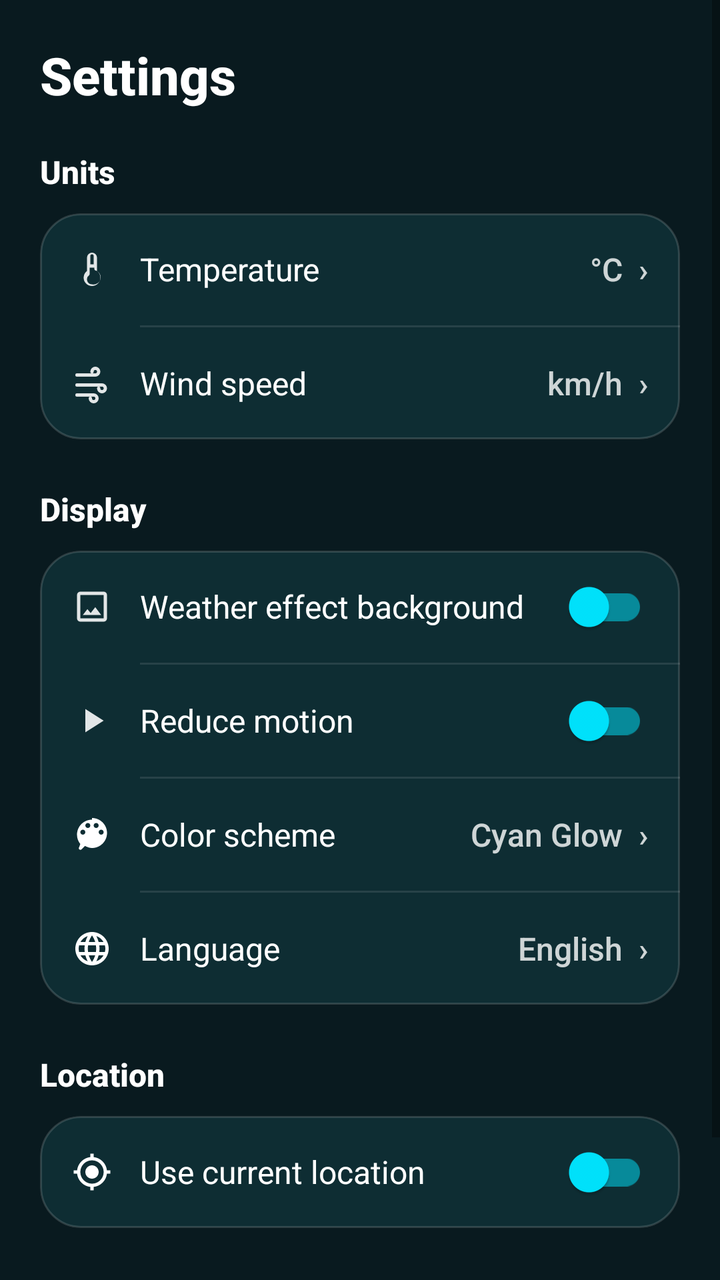
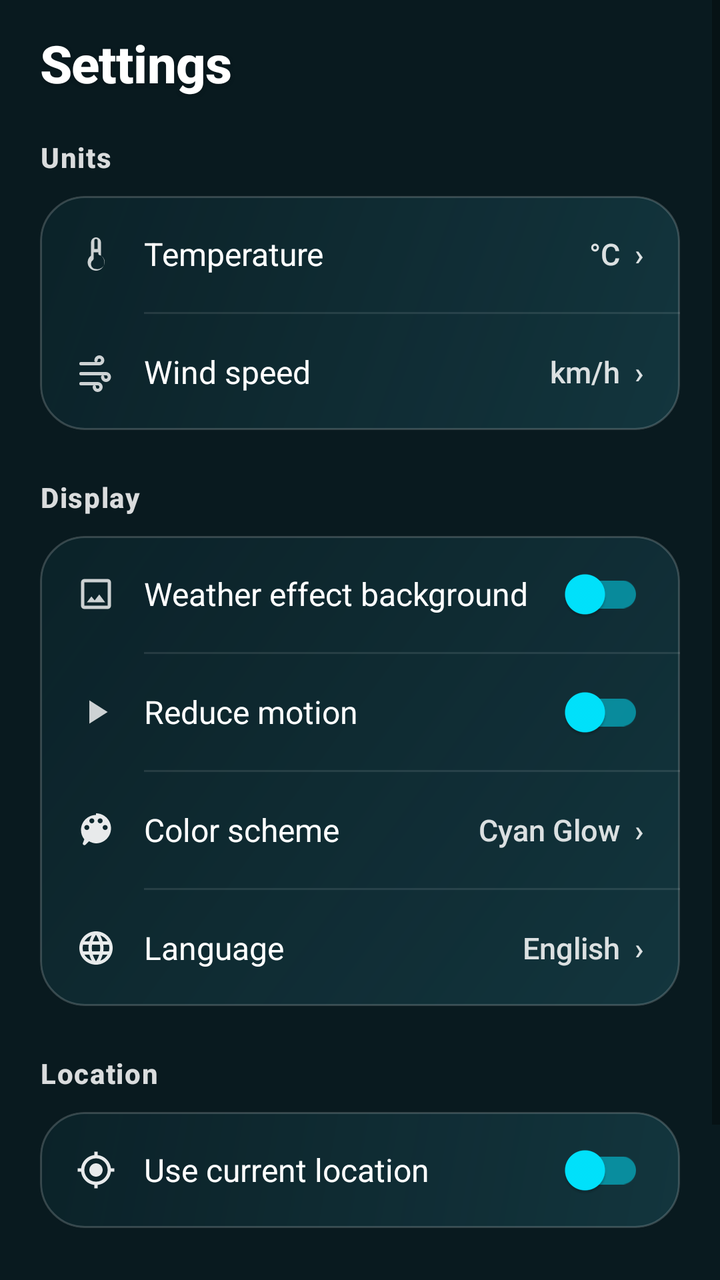

Screens rendered from an Android XML layout before and after an edit, with the pre-edit source and the edit as a unified diff.
<!-- AndroidManifest.xml: application theme Theme.K3Weather -->
<!-- res/layout/layout_settings.xml -->
<?xml version="1.0" encoding="utf-8"?>
<ScrollView xmlns:android="http://schemas.android.com/apk/res/android"
    xmlns:app="http://schemas.android.com/apk/res-auto"
    android:layout_width="match_parent"
    android:layout_height="match_parent"
    android:background="@android:color/transparent"
    android:fillViewport="true">

    <LinearLayout
        android:layout_width="match_parent"
        android:layout_height="wrap_content"
        android:orientation="vertical"
        android:padding="20dp">

        
        <TextView
            android:layout_width="match_parent"
            android:layout_height="wrap_content"
            android:text="@string/settings_title"
            android:textColor="@android:color/white"
            android:textSize="26sp"
            android:textStyle="bold"
            android:fontFamily="sans-serif-medium"
            android:layout_marginBottom="20dp" />

        
        <TextView
            android:layout_width="match_parent"
            android:layout_height="wrap_content"
            android:text="@string/settings_section_units"
            android:textColor="@android:color/white"
            android:textSize="16sp"
            android:textStyle="bold"
            android:fontFamily="sans-serif-medium"
            android:layout_marginBottom="10dp" />

        <LinearLayout
            android:layout_width="match_parent"
            android:layout_height="wrap_content"
            android:background="@drawable/bg_card_translucent"
            android:orientation="vertical"
            android:clipToOutline="true">

            
            <LinearLayout
                android:id="@+id/rowTemperature"
                android:layout_width="match_parent"
                android:layout_height="56dp"
                android:background="?attr/selectableItemBackground"
                android:clickable="true"
                android:focusable="true"
                android:gravity="center_vertical"
                android:orientation="horizontal"
                android:paddingHorizontal="16dp">

                <ImageView
                    android:layout_width="20dp"
                    android:layout_height="20dp"
                    android:contentDescription="@null"
                    android:src="@drawable/ic_thermometer"
                    app:tint="@android:color/white" />

                <TextView
                    android:layout_width="0dp"
                    android:layout_height="wrap_content"
                    android:layout_weight="1"
                    android:layout_marginStart="14dp"
                    android:text="@string/settings_temperature"
                    android:textColor="@android:color/white"
                    android:textSize="16sp"
                    android:fontFamily="sans-serif" />

                <TextView
                    android:id="@+id/tvTemperatureUnitValue"
                    android:layout_width="wrap_content"
                    android:layout_height="wrap_content"
                    android:text="°C  ›"
                    android:textColor="#CCFFFFFF"
                    android:textSize="16sp"
                    android:fontFamily="sans-serif-medium" />
            </LinearLayout>

            <View
                android:layout_width="match_parent"
                android:layout_height="1dp"
                android:layout_marginStart="50dp"
                android:background="#1AFFFFFF" />

            
            <LinearLayout
                android:id="@+id/rowWindSpeed"
                android:layout_width="match_parent"
                android:layout_height="56dp"
                android:background="?attr/selectableItemBackground"
                android:clickable="true"
                android:focusable="true"
                android:gravity="center_vertical"
                android:orientation="horizontal"
                android:paddingHorizontal="16dp">

                <ImageView
                    android:layout_width="20dp"
                    android:layout_height="20dp"
                    android:contentDescription="@null"
                    android:src="@drawable/ic_wind"
                    app:tint="@android:color/white" />

                <TextView
                    android:layout_width="0dp"
                    android:layout_height="wrap_content"
                    android:layout_weight="1"
                    android:layout_marginStart="14dp"
                    android:text="@string/settings_wind_speed"
                    android:textColor="@android:color/white"
                    android:textSize="16sp"
                    android:fontFamily="sans-serif" />

                <TextView
                    android:id="@+id/tvWindSpeedUnitValue"
                    android:layout_width="wrap_content"
                    android:layout_height="wrap_content"
                    android:text="km/h  ›"
                    android:textColor="#CCFFFFFF"
                    android:textSize="16sp"
                    android:fontFamily="sans-serif-medium" />
            </LinearLayout>
        </LinearLayout>

        
        <TextView
            android:layout_width="match_parent"
            android:layout_height="wrap_content"
            android:layout_marginTop="24dp"
            android:layout_marginBottom="10dp"
            android:text="@string/settings_section_display"
            android:textColor="@android:color/white"
            android:textSize="16sp"
            android:textStyle="bold"
            android:fontFamily="sans-serif-medium" />

        <LinearLayout
            android:layout_width="match_parent"
            android:layout_height="wrap_content"
            android:background="@drawable/bg_card_translucent"
            android:orientation="vertical"
            android:clipToOutline="true">

            
            <LinearLayout
                android:layout_width="match_parent"
                android:layout_height="56dp"
                android:gravity="center_vertical"
                android:orientation="horizontal"
                android:paddingHorizontal="16dp">

                <ImageView
                    android:layout_width="20dp"
                    android:layout_height="20dp"
                    android:contentDescription="@null"
                    android:src="@drawable/ic_image"
                    app:tint="@android:color/white" />

                <TextView
                    android:layout_width="0dp"
                    android:layout_height="wrap_content"
                    android:layout_weight="1"
                    android:layout_marginStart="14dp"
                    android:text="@string/settings_weather_backgrounds"
                    android:textColor="@android:color/white"
                    android:textSize="16sp"
                    android:fontFamily="sans-serif" />

                <androidx.appcompat.widget.SwitchCompat
                    android:id="@+id/weatherBackgroundsSwitch"
                    android:layout_width="wrap_content"
                    android:layout_height="wrap_content"
                    app:thumbTint="@color/accent_cyan"
                    app:trackTint="#8000E5FF" />
            </LinearLayout>

            <View
                android:layout_width="match_parent"
                android:layout_height="1dp"
                android:layout_marginStart="50dp"
                android:background="#1AFFFFFF" />

            
            <LinearLayout
                android:layout_width="match_parent"
                android:layout_height="56dp"
                android:gravity="center_vertical"
                android:orientation="horizontal"
                android:paddingHorizontal="16dp">

                <ImageView
                    android:layout_width="20dp"
                    android:layout_height="20dp"
                    android:contentDescription="@null"
                    android:src="@drawable/ic_reduce_motion"
                    app:tint="@android:color/white" />

                <TextView
                    android:layout_width="0dp"
                    android:layout_height="wrap_content"
                    android:layout_weight="1"
                    android:layout_marginStart="14dp"
                    android:text="@string/settings_reduce_motion"
                    android:textColor="@android:color/white"
                    android:textSize="16sp"
                    android:fontFamily="sans-serif" />

                <androidx.appcompat.widget.SwitchCompat
                    android:id="@+id/reduceMotionSwitch"
                    android:layout_width="wrap_content"
                    android:layout_height="wrap_content"
                    app:thumbTint="@color/accent_cyan"
                    app:trackTint="#8000E5FF" />
            </LinearLayout>

            <View
                android:layout_width="match_parent"
                android:layout_height="1dp"
                android:layout_marginStart="50dp"
                android:background="#1AFFFFFF" />

            
            <LinearLayout
                android:id="@+id/rowColorScheme"
                android:layout_width="match_parent"
                android:layout_height="56dp"
                android:background="?attr/selectableItemBackground"
                android:clickable="true"
                android:focusable="true"
                android:gravity="center_vertical"
                android:orientation="horizontal"
                android:paddingHorizontal="16dp">

                <ImageView
                    android:layout_width="20dp"
                    android:layout_height="20dp"
                    android:contentDescription="@null"
                    android:src="@drawable/ic_palette"
                    app:tint="@android:color/white" />

                <TextView
                    android:layout_width="0dp"
                    android:layout_height="wrap_content"
                    android:layout_weight="1"
                    android:layout_marginStart="14dp"
                    android:text="@string/settings_color_scheme"
                    android:textColor="@android:color/white"
                    android:textSize="16sp"
                    android:fontFamily="sans-serif" />

                <TextView
                    android:id="@+id/tvColorSchemeValue"
                    android:layout_width="wrap_content"
                    android:layout_height="wrap_content"
                    android:text="Cyan Glow  ›"
                    android:textColor="#CCFFFFFF"
                    android:textSize="16sp"
                    android:fontFamily="sans-serif-medium" />
            </LinearLayout>

            <View
                android:layout_width="match_parent"
                android:layout_height="1dp"
                android:layout_marginStart="50dp"
                android:background="#1AFFFFFF" />

            
            <LinearLayout
                android:id="@+id/rowLanguage"
                android:layout_width="match_parent"
                android:layout_height="56dp"
                android:background="?attr/selectableItemBackground"
                android:clickable="true"
                android:focusable="true"
                android:gravity="center_vertical"
                android:orientation="horizontal"
                android:paddingHorizontal="16dp">

                <ImageView
                    android:layout_width="20dp"
                    android:layout_height="20dp"
                    android:contentDescription="@null"
                    android:src="@drawable/ic_language"
                    app:tint="@android:color/white" />

                <TextView
                    android:layout_width="0dp"
                    android:layout_height="wrap_content"
                    android:layout_weight="1"
                    android:layout_marginStart="14dp"
                    android:text="@string/settings_language"
                    android:textColor="@android:color/white"
                    android:textSize="16sp"
                    android:fontFamily="sans-serif" />

                <TextView
                    android:id="@+id/tvLanguageValue"
                    android:layout_width="wrap_content"
                    android:layout_height="wrap_content"
                    android:text="English  ›"
                    android:textColor="#CCFFFFFF"
                    android:textSize="16sp"
                    android:fontFamily="sans-serif-medium" />
            </LinearLayout>
        </LinearLayout>

        
        <TextView
            android:layout_width="match_parent"
            android:layout_height="wrap_content"
            android:layout_marginTop="24dp"
            android:layout_marginBottom="10dp"
            android:text="@string/settings_section_location"
            android:textColor="@android:color/white"
            android:textSize="16sp"
            android:textStyle="bold"
            android:fontFamily="sans-serif-medium" />

        <LinearLayout
            android:layout_width="match_parent"
            android:layout_height="wrap_content"
            android:background="@drawable/bg_card_translucent"
            android:orientation="vertical"
            android:clipToOutline="true">

            
            <LinearLayout
                android:layout_width="match_parent"
                android:layout_height="56dp"
                android:gravity="center_vertical"
                android:orientation="horizontal"
                android:paddingHorizontal="16dp">

                <ImageView
                    android:layout_width="20dp"
                    android:layout_height="20dp"
                    android:contentDescription="@null"
                    android:src="@drawable/ic_location"
                    app:tint="@android:color/white" />

                <TextView
                    android:layout_width="0dp"
                    android:layout_height="wrap_content"
                    android:layout_weight="1"
                    android:layout_marginStart="14dp"
                    android:text="@string/settings_use_current_location"
                    android:textColor="@android:color/white"
                    android:textSize="16sp"
                    android:fontFamily="sans-serif" />

                <androidx.appcompat.widget.SwitchCompat
                    android:id="@+id/currentLocationSwitch"
                    android:layout_width="wrap_content"
                    android:layout_height="wrap_content"
                    app:thumbTint="@color/accent_cyan"
                    app:trackTint="#8000E5FF" />
            </LinearLayout>
        </LinearLayout>

        
        <TextView
            android:id="@+id/attributions"
            android:layout_width="match_parent"
            android:layout_height="wrap_content"
            android:layout_marginTop="32dp"
            android:layout_marginBottom="24dp"
            android:gravity="center"
            android:text="@string/settings_attribution"
            android:textColor="#80FFFFFF"
            android:textSize="12sp"
            android:fontFamily="sans-serif" />

    </LinearLayout>
</ScrollView>
<!-- resources referenced by this layout -->
<resources>
  <color name="accent_cyan">#00E5FF</color>
  <!-- drawable bg_card_translucent (drawable) -->
  <shape xmlns:android="http://schemas.android.com/apk/res/android"
      android:shape="rectangle">
      <solid android:color="#C010343A" />
      <corners android:radius="20dp" />
      <stroke
          android:width="1dp"
          android:color="#26FFFFFF" />
  </shape>
  <!-- drawable ic_image (drawable) -->
  <vector xmlns:android="http://schemas.android.com/apk/res/android"
      android:width="24dp"
      android:height="24dp"
      android:viewportWidth="24"
      android:viewportHeight="24">
      <path
          android:fillColor="#E0FFFFFF"
          android:pathData="M19,3H5a2,2 0 0,0 -2,2v14a2,2 0 0,0 2,2h14a2,2 0 0,0 2,-2V5a2,2 0 0,0 -2,-2zm0,16H5V5h14v14zm-5.04,-6.71l-2.75,3.54 -1.96,-2.36L6.5,17h11l-3.54,-4.71z"/>
  </vector>
  <!-- drawable ic_location (drawable) -->
  <vector xmlns:android="http://schemas.android.com/apk/res/android"
      android:width="24dp"
      android:height="24dp"
      android:viewportWidth="24"
      android:viewportHeight="24">
      <path
          android:fillColor="#00E5FF"
          android:pathData="M12,8c-2.21,0 -4,1.79 -4,4s1.79,4 4,4 4,-1.79 4,-4 -1.79,-4 -4,-4zm8.94,3A8.994,8.994 0 0 0 13,3.06V1h-2v2.06A8.994,8.994 0 0 0 3.06,11H1v2h2.06A8.994,8.994 0 0 0 11,20.94V23h2v-2.06A8.994,8.994 0 0 0 20.94,13H23v-2h-2.06zM12,19c-3.87,0 -7,-3.13 -7,-7s3.13,-7 7,-7 7,3.13 7,7 -3.13,7 -7,7z"/>
  </vector>
  <!-- drawable ic_reduce_motion (drawable) -->
  <vector xmlns:android="http://schemas.android.com/apk/res/android"
      android:width="24dp"
      android:height="24dp"
      android:viewportWidth="24"
      android:viewportHeight="24">
      <path
          android:fillColor="#E0FFFFFF"
          android:pathData="M8,5v14l11,-7z"/>
  </vector>
  <!-- drawable ic_thermometer (drawable) -->
  <vector xmlns:android="http://schemas.android.com/apk/res/android"
      android:width="24dp"
      android:height="24dp"
      android:viewportWidth="24"
      android:viewportHeight="24">
      <path
          android:fillColor="#E0FFFFFF"
          android:pathData="M15,13V5a3,3 0 0,0 -6,0v8a5,5 0 1,0 6,0zm-3,-10a1,1 0 0,1 1,1v5h-2V4a1,1 0 0,1 1,-1zm0,18a3,3 0 0,1 -1.8,-5.4 1,1 0 0,0 0.4,-0.8V11h2.8v0.8a1,1 0 0,0 0.4,0.8A3,3 0 0,1 12,21z"/>
  </vector>
  <!-- drawable ic_wind (drawable) -->
  <vector xmlns:android="http://schemas.android.com/apk/res/android"
      android:width="24dp"
      android:height="24dp"
      android:viewportWidth="24"
      android:viewportHeight="24">
      <path
          android:fillColor="#E0FFFFFF"
          android:pathData="M3,8h11a3,3 0 1,0 -3,-3 1,1 0 0,0 2,0 1,1 0 1,1 1,1H3a1,1 0 0,0 0,2zm15,4H3a1,1 0 0,0 0,2h15a1,1 0 1,1 -1,1 1,1 0 0,0 -2,0 3,3 0 1,0 3,-3zm-5,6H3a1,1 0 0,0 0,2h10a1,1 0 1,1 -1,1 1,1 0 0,0 -2,0 3,3 0 1,0 3,-3z"/>
  </vector>
  <string name="settings_attribution">Weather data by Open-Meteo · Map data © OpenStreetMap contributors</string>
  <string name="settings_color_scheme">Color scheme</string>
  <string name="settings_language">Language</string>
  <string name="settings_reduce_motion">Reduce motion</string>
  <string name="settings_section_display">Display</string>
  <string name="settings_section_location">Location</string>
  <string name="settings_section_units">Units</string>
  <string name="settings_temperature">Temperature</string>
  <string name="settings_title">Settings</string>
  <string name="settings_use_current_location">Use current location</string>
  <string name="settings_weather_backgrounds">Weather effect background</string>
  <string name="settings_wind_speed">Wind speed</string>
  <color name="primary_teal">#0F2C33</color>
  <color name="primary_dark_teal">#091A1F</color>
  <!-- unchanged entries left out for length: 3 -->
</resources>

<!-- the commit's change to res/layout/layout_settings.xml (unified diff, before → after) -->
@@ -4,13 +4,16 @@
     android:layout_width="match_parent"
     android:layout_height="match_parent"
     android:background="@android:color/transparent"
+    android:overScrollMode="never"
     android:fillViewport="true">
 
     <LinearLayout
         android:layout_width="match_parent"
         android:layout_height="wrap_content"
         android:orientation="vertical"
-        android:padding="20dp">
+        android:paddingHorizontal="20dp"
+        android:paddingTop="14dp"
+        android:paddingBottom="28dp">
 
         
         <TextView
@@ -20,6 +23,11 @@
             android:textColor="@android:color/white"
             android:textSize="26sp"
             android:textStyle="bold"
+            android:letterSpacing="-0.01"
+            android:shadowColor="#33000000"
+            android:shadowDx="0"
+            android:shadowDy="2"
+            android:shadowRadius="6"
             android:fontFamily="sans-serif-medium"
             android:layout_marginBottom="20dp" />
 
@@ -28,9 +36,10 @@
             android:layout_width="match_parent"
             android:layout_height="wrap_content"
             android:text="@string/settings_section_units"
-            android:textColor="@android:color/white"
-            android:textSize="16sp"
+            android:textColor="#D9FFFFFF"
+            android:textSize="14sp"
             android:textStyle="bold"
+            android:letterSpacing="0.04"
             android:fontFamily="sans-serif-medium"
             android:layout_marginBottom="10dp" />
 
@@ -45,20 +54,20 @@
             <LinearLayout
                 android:id="@+id/rowTemperature"
                 android:layout_width="match_parent"
-                android:layout_height="56dp"
-                android:background="?attr/selectableItemBackground"
-                android:clickable="true"
-                android:focusable="true"
-                android:gravity="center_vertical"
-                android:orientation="horizontal"
-                android:paddingHorizontal="16dp">
+                android:layout_height="58dp"
+                android:background="?attr/selectableItemBackground"
+                android:clickable="true"
+                android:focusable="true"
+                android:gravity="center_vertical"
+                android:orientation="horizontal"
+                android:paddingHorizontal="18dp">
 
                 <ImageView
                     android:layout_width="20dp"
                     android:layout_height="20dp"
                     android:contentDescription="@null"
                     android:src="@drawable/ic_thermometer"
-                    app:tint="@android:color/white" />
+                    app:tint="#E6FFFFFF" />
 
                 <TextView
                     android:layout_width="0dp"
@@ -75,35 +84,35 @@
                     android:layout_width="wrap_content"
                     android:layout_height="wrap_content"
                     android:text="°C  ›"
-                    android:textColor="#CCFFFFFF"
-                    android:textSize="16sp"
+                    android:textColor="#D9FFFFFF"
+                    android:textSize="15sp"
                     android:fontFamily="sans-serif-medium" />
             </LinearLayout>
 
             <View
                 android:layout_width="match_parent"
                 android:layout_height="1dp"
-                android:layout_marginStart="50dp"
+                android:layout_marginStart="52dp"
                 android:background="#1AFFFFFF" />
 
             
             <LinearLayout
                 android:id="@+id/rowWindSpeed"
                 android:layout_width="match_parent"
-                android:layout_height="56dp"
-                android:background="?attr/selectableItemBackground"
-                android:clickable="true"
-                android:focusable="true"
-                android:gravity="center_vertical"
-                android:orientation="horizontal"
-                android:paddingHorizontal="16dp">
+                android:layout_height="58dp"
+                android:background="?attr/selectableItemBackground"
+                android:clickable="true"
+                android:focusable="true"
+                android:gravity="center_vertical"
+                android:orientation="horizontal"
+                android:paddingHorizontal="18dp">
 
                 <ImageView
                     android:layout_width="20dp"
                     android:layout_height="20dp"
                     android:contentDescription="@null"
                     android:src="@drawable/ic_wind"
-                    app:tint="@android:color/white" />
+                    app:tint="#E6FFFFFF" />
 
                 <TextView
                     android:layout_width="0dp"
@@ -120,8 +129,8 @@
                     android:layout_width="wrap_content"
                     android:layout_height="wrap_content"
                     android:text="km/h  ›"
-                    android:textColor="#CCFFFFFF"
-                    android:textSize="16sp"
+                    android:textColor="#D9FFFFFF"
+                    android:textSize="15sp"
                     android:fontFamily="sans-serif-medium" />
             </LinearLayout>
         </LinearLayout>
@@ -133,9 +142,10 @@
             android:layout_marginTop="24dp"
             android:layout_marginBottom="10dp"
             android:text="@string/settings_section_display"
-            android:textColor="@android:color/white"
-            android:textSize="16sp"
+            android:textColor="#D9FFFFFF"
+            android:textSize="14sp"
             android:textStyle="bold"
+            android:letterSpacing="0.04"
             android:fontFamily="sans-serif-medium" />
 
         <LinearLayout
@@ -147,18 +157,22 @@
 
             
             <LinearLayout
-                android:layout_width="match_parent"
-                android:layout_height="56dp"
-                android:gravity="center_vertical"
-                android:orientation="horizontal"
-                android:paddingHorizontal="16dp">
+                android:id="@+id/rowWeatherBackgrounds"
+                android:layout_width="match_parent"
+                android:layout_height="58dp"
+                android:background="?attr/selectableItemBackground"
+                android:clickable="true"
+                android:focusable="true"
+                android:gravity="center_vertical"
+                android:orientation="horizontal"
+                android:paddingHorizontal="18dp">
 
                 <ImageView
                     android:layout_width="20dp"
                     android:layout_height="20dp"
                     android:contentDescription="@null"
                     android:src="@drawable/ic_image"
-                    app:tint="@android:color/white" />
+                    app:tint="#E6FFFFFF" />
 
                 <TextView
                     android:layout_width="0dp"
@@ -181,23 +195,27 @@
             <View
                 android:layout_width="match_parent"
                 android:layout_height="1dp"
-                android:layout_marginStart="50dp"
+                android:layout_marginStart="52dp"
                 android:background="#1AFFFFFF" />
 
             
             <LinearLayout
-                android:layout_width="match_parent"
-                android:layout_height="56dp"
-                android:gravity="center_vertical"
-                android:orientation="horizontal"
-                android:paddingHorizontal="16dp">
+                android:id="@+id/rowReduceMotion"
+                android:layout_width="match_parent"
+                android:layout_height="58dp"
+                android:background="?attr/selectableItemBackground"
+                android:clickable="true"
+                android:focusable="true"
+                android:gravity="center_vertical"
+                android:orientation="horizontal"
+                android:paddingHorizontal="18dp">
 
                 <ImageView
                     android:layout_width="20dp"
                     android:layout_height="20dp"
                     android:contentDescription="@null"
                     android:src="@drawable/ic_reduce_motion"
-                    app:tint="@android:color/white" />
+                    app:tint="#E6FFFFFF" />
 
                 <TextView
                     android:layout_width="0dp"
@@ -220,27 +238,27 @@
             <View
                 android:layout_width="match_parent"
                 android:layout_height="1dp"
-                android:layout_marginStart="50dp"
+                android:layout_marginStart="52dp"
                 android:background="#1AFFFFFF" />
 
             
             <LinearLayout
                 android:id="@+id/rowColorScheme"
                 android:layout_width="match_parent"
-                android:layout_height="56dp"
-                android:background="?attr/selectableItemBackground"
-                android:clickable="true"
-                android:focusable="true"
-                android:gravity="center_vertical"
-                android:orientation="horizontal"
-                android:paddingHorizontal="16dp">
+                android:layout_height="58dp"
+                android:background="?attr/selectableItemBackground"
+                android:clickable="true"
+                android:focusable="true"
+                android:gravity="center_vertical"
+                android:orientation="horizontal"
+                android:paddingHorizontal="18dp">
 
                 <ImageView
                     android:layout_width="20dp"
                     android:layout_height="20dp"
                     android:contentDescription="@null"
                     android:src="@drawable/ic_palette"
-                    app:tint="@android:color/white" />
+                    app:tint="#E6FFFFFF" />
 
                 <TextView
                     android:layout_width="0dp"
@@ -257,35 +275,35 @@
                     android:layout_width="wrap_content"
                     android:layout_height="wrap_content"
                     android:text="Cyan Glow  ›"
-                    android:textColor="#CCFFFFFF"
-                    android:textSize="16sp"
+                    android:textColor="#D9FFFFFF"
+                    android:textSize="15sp"
                     android:fontFamily="sans-serif-medium" />
             </LinearLayout>
 
             <View
                 android:layout_width="match_parent"
                 android:layout_height="1dp"
-                android:layout_marginStart="50dp"
+                android:layout_marginStart="52dp"
                 android:background="#1AFFFFFF" />
 
             
             <LinearLayout
                 android:id="@+id/rowLanguage"
                 android:layout_width="match_parent"
-                android:layout_height="56dp"
-                android:background="?attr/selectableItemBackground"
-                android:clickable="true"
-                android:focusable="true"
-                android:gravity="center_vertical"
-                android:orientation="horizontal"
-                android:paddingHorizontal="16dp">
+                android:layout_height="58dp"
+                android:background="?attr/selectableItemBackground"
+                android:clickable="true"
+                android:focusable="true"
+                android:gravity="center_vertical"
+                android:orientation="horizontal"
+                android:paddingHorizontal="18dp">
 
                 <ImageView
                     android:layout_width="20dp"
                     android:layout_height="20dp"
                     android:contentDescription="@null"
                     android:src="@drawable/ic_language"
-                    app:tint="@android:color/white" />
+                    app:tint="#E6FFFFFF" />
 
                 <TextView
                     android:layout_width="0dp"
@@ -302,8 +320,8 @@
                     android:layout_width="wrap_content"
                     android:layout_height="wrap_content"
                     android:text="English  ›"
-                    android:textColor="#CCFFFFFF"
-                    android:textSize="16sp"
+                    android:textColor="#D9FFFFFF"
+                    android:textSize="15sp"
                     android:fontFamily="sans-serif-medium" />
             </LinearLayout>
         </LinearLayout>
@@ -315,9 +333,10 @@
             android:layout_marginTop="24dp"
             android:layout_marginBottom="10dp"
             android:text="@string/settings_section_location"
-            android:textColor="@android:color/white"
-            android:textSize="16sp"
+            android:textColor="#D9FFFFFF"
+            android:textSize="14sp"
             android:textStyle="bold"
+            android:letterSpacing="0.04"
             android:fontFamily="sans-serif-medium" />
 
         <LinearLayout
@@ -329,18 +348,22 @@
 
             
             <LinearLayout
-                android:layout_width="match_parent"
-                android:layout_height="56dp"
-                android:gravity="center_vertical"
-                android:orientation="horizontal"
-                android:paddingHorizontal="16dp">
+                android:id="@+id/rowCurrentLocation"
+                android:layout_width="match_parent"
+                android:layout_height="58dp"
+                android:background="?attr/selectableItemBackground"
+                android:clickable="true"
+                android:focusable="true"
+                android:gravity="center_vertical"
+                android:orientation="horizontal"
+                android:paddingHorizontal="18dp">
 
                 <ImageView
                     android:layout_width="20dp"
                     android:layout_height="20dp"
                     android:contentDescription="@null"
                     android:src="@drawable/ic_location"
-                    app:tint="@android:color/white" />
+                    app:tint="#E6FFFFFF" />
 
                 <TextView
                     android:layout_width="0dp"
@@ -370,8 +393,9 @@
             android:layout_marginBottom="24dp"
             android:gravity="center"
             android:text="@string/settings_attribution"
-            android:textColor="#80FFFFFF"
+            android:textColor="#8CFFFFFF"
             android:textSize="12sp"
+            android:letterSpacing="0.01"
             android:fontFamily="sans-serif" />
 
     </LinearLayout>
<!-- resource entries referenced after the edit -->
@@ -2,13 +2,19 @@
 <resources>
   <color name="accent_cyan">#00E5FF</color>
   <!-- drawable bg_card_translucent (drawable) -->
+  <?xml version="1.0" encoding="utf-8"?>
   <shape xmlns:android="http://schemas.android.com/apk/res/android"
       android:shape="rectangle">
-      <solid android:color="#C010343A" />
-      <corners android:radius="20dp" />
+      <gradient
+          android:angle="135"
+          android:startColor="#CC153B44"
+          android:centerColor="#C2103038"
+          android:endColor="#B80B242B"
+          android:type="linear" />
+      <corners android:radius="22dp" />
       <stroke
           android:width="1dp"
-          android:color="#26FFFFFF" />
+          android:color="#2EFFFFFF" />
   </shape>
   <!-- drawable ic_image (drawable) -->
   <vector xmlns:android="http://schemas.android.com/apk/res/android"
